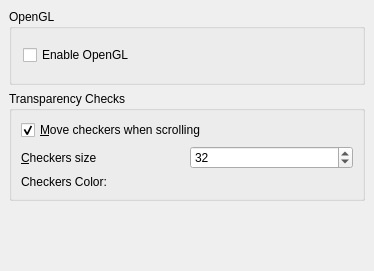
First picture: the form in krita/ui/wdgdisplaysettings.ui, repository KDE/krita, before the edit.
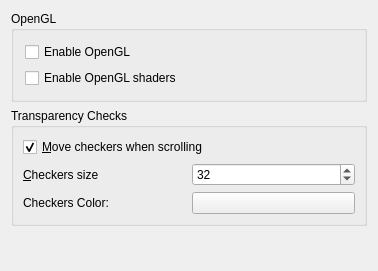
Second picture: the form after the edit. Custom widgets are drawn as their Qt base class.

Commit message: - Add an OpenGL shader for high dynamic range exposure display. Tested on NVIDIA, ATI might need the use of an ATI-specific extension - can't test it at the moment. - Fixed exposure control for OpenGL and QPainter canvases. - Fixed changing the canvas settings without having to quit and restart. - Added an option to enable OpenGL shaders (disabled by default).

What changed in the file:
```diff
--- a/krita/ui/wdgdisplaysettings.ui
+++ b/krita/ui/wdgdisplaysettings.ui
@@ -13,26 +13,55 @@
    <string>Display</string>
   </property>
   <layout class="QGridLayout" >
-   <property name="margin" >
-    <number>9</number>
-   </property>
-   <property name="spacing" >
-    <number>6</number>
-   </property>
+   <item row="0" column="0" >
+    <widget class="QGroupBox" name="grpOpenGL" >
+     <property name="title" >
+      <string>OpenGL</string>
+     </property>
+     <layout class="QVBoxLayout" >
+      <item>
+       <widget class="QCheckBox" name="cbUseOpenGL" >
+        <property name="text" >
+         <string>Enable OpenGL</string>
+        </property>
+       </widget>
+      </item>
+      <item>
+       <widget class="QCheckBox" name="cbUseOpenGLShaders" >
+        <property name="text" >
+         <string>Enable OpenGL shaders</string>
+        </property>
+       </widget>
+      </item>
+     </layout>
+    </widget>
+   </item>
    <item row="1" column="0" >
     <widget class="QGroupBox" name="grpCheckers" >
      <property name="title" >
       <string>Transparency Checks</string>
      </property>
      <layout class="QGridLayout" >
-      <property name="margin" >
+      <property name="leftMargin" >
        <number>9</number>
       </property>
-      <property name="spacing" >
+      <property name="topMargin" >
+       <number>9</number>
+      </property>
+      <property name="rightMargin" >
+       <number>9</number>
+      </property>
+      <property name="bottomMargin" >
+       <number>9</number>
+      </property>
+      <property name="horizontalSpacing" >
+       <number>6</number>
+      </property>
+      <property name="verticalSpacing" >
        <number>6</number>
       </property>
       <item row="2" column="1" >
-       <widget class="KColorButton" native="1" name="colorChecks" />
+       <widget class="KColorButton" name="colorChecks" />
       </item>
       <item row="2" column="0" >
        <widget class="QLabel" name="lblColor" >
@@ -90,67 +119,19 @@
      </property>
      <property name="sizeHint" >
       <size>
-       <width>20</width>
-       <height>16</height>
+       <width>356</width>
+       <height>41</height>
       </size>
      </property>
     </spacer>
    </item>
-   <item row="0" column="0" >
-    <widget class="QGroupBox" name="grpOpenGL" >
-     <property name="title" >
-      <string>OpenGL</string>
-     </property>
-     <layout class="QHBoxLayout" >
-      <property name="margin" >
-       <number>11</number>
-      </property>
-      <property name="spacing" >
-       <number>6</number>
-      </property>
-      <item>
-       <layout class="QVBoxLayout" >
-        <property name="margin" >
-         <number>0</number>
-        </property>
-        <property name="spacing" >
-         <number>6</number>
-        </property>
-        <item>
-         <widget class="QCheckBox" name="cbUseOpenGL" >
-          <property name="text" >
-           <string>Enable OpenGL</string>
-          </property>
-         </widget>
-        </item>
-       </layout>
-      </item>
-      <item>
-       <spacer>
-        <property name="orientation" >
-         <enum>Qt::Horizontal</enum>
-        </property>
-        <property name="sizeType" >
-         <enum>QSizePolicy::Expanding</enum>
-        </property>
-        <property name="sizeHint" >
-         <size>
-          <width>121</width>
-          <height>31</height>
-         </size>
-        </property>
-       </spacer>
-      </item>
-     </layout>
-    </widget>
-   </item>
   </layout>
  </widget>
  <layoutdefault spacing="6" margin="11" />
  <customwidgets>
   <customwidget>
    <class>KColorButton</class>
-   <extends>QWidget</extends>
+   <extends>QPushButton</extends>
    <header>kcolorbutton.h</header>
    <container>1</container>
   </customwidget>
```
The commit also changes 30 other files.
